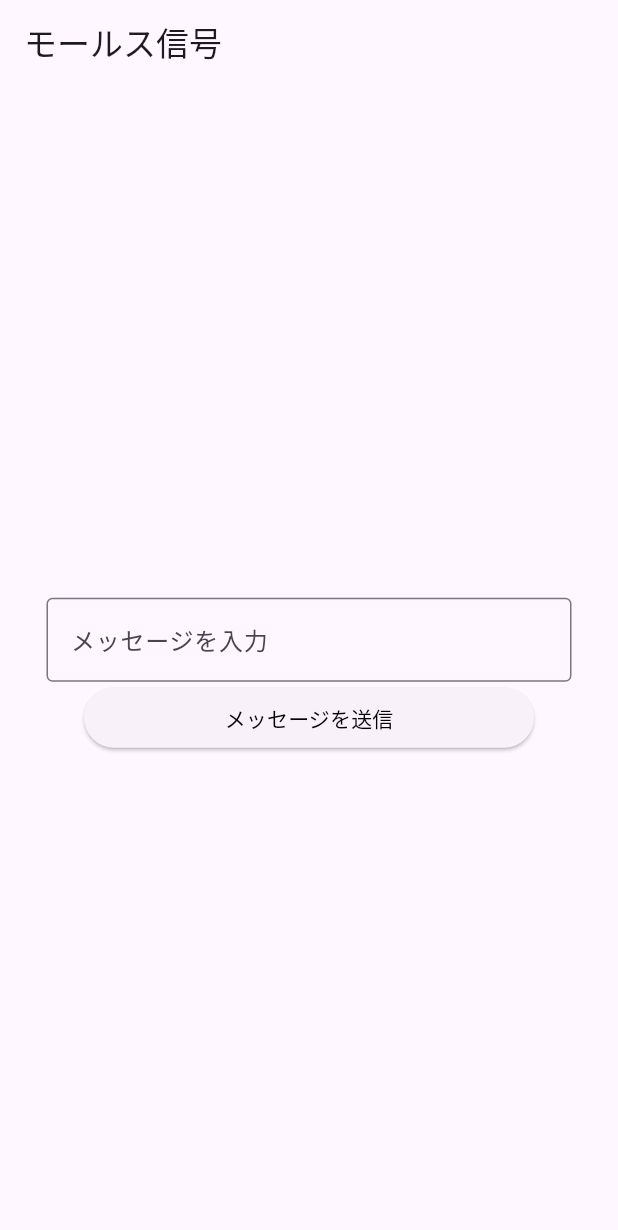
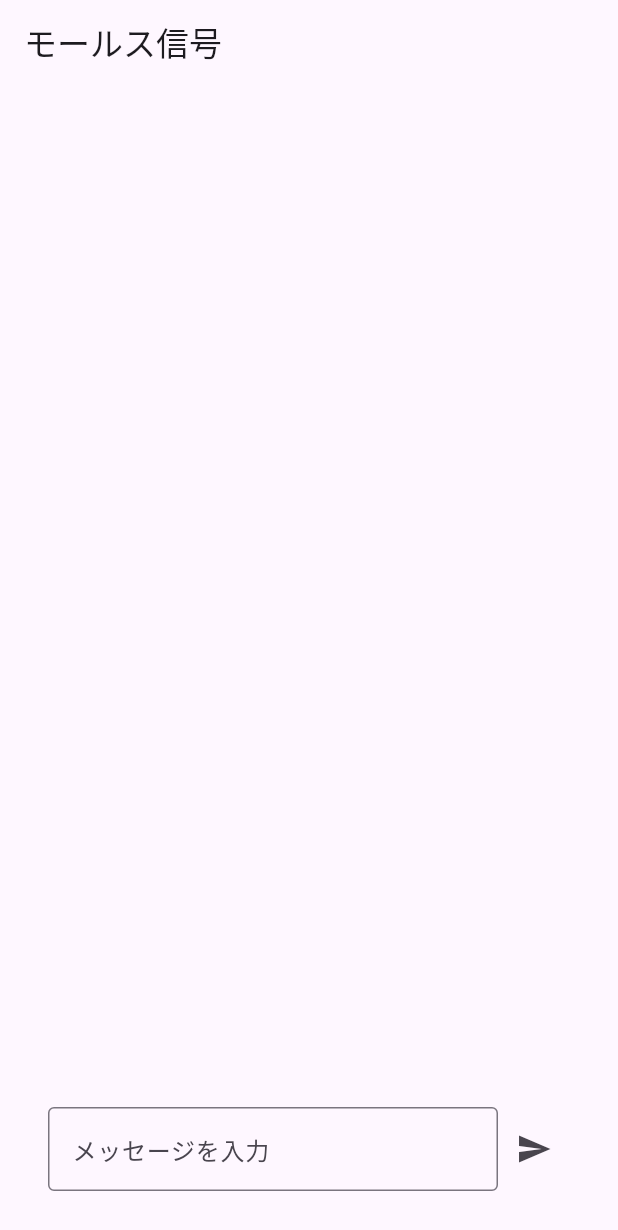
Before and after one commit to SotaUeta/Morsecode, a Flutter app: the screen it shows after launch, on a phone screen of 412 x 824 dp. Shown: the top 1230 px of the screen. Run offline on Flutter 3.47's test engine with Material 3 defaults, Android fonts, the phone set to English and light mode, and no system bars; missing offline and left inert: torch_light.

Commit message:
listviewを追加
あとデータ構造諸々

```diff
--- a/morse/lib/main.dart
+++ b/morse/lib/main.dart
@@ -1,13 +1,19 @@
 import 'package:flutter/material.dart';
 import 'package:torch_light/torch_light.dart';
 
-class Message{
-  String name;
-  String text;
-  //DateTime timestamp;
+class Message {
+  String name = "";
+  String text = "";
+  DateTime time = DateTime(2025);
 
-  Message(this.name, this.text);
+  Message(this.name, this.text, this.time);
 }
+
+/*
+class MessageList{
+  List<Message> _chat = [];
+}
+*/
 
 void main() {
   runApp(const MyApp());
@@ -39,10 +45,11 @@ class ChatPage extends StatefulWidget {
 
 class _ChatPageState extends State<ChatPage> {
 
-  var chat1 = Message("","");
+  final List<Message> chatLog = [];
+
   String result = '';
-  bool _isTorchOn = false;
-
+  //bool _isTorchOn = false;
+/*
   Future<void> _toggleTorch() async {
     if (_isTorchOn) {
       await TorchLight.disableTorch();
@@ -51,6 +58,13 @@ class _ChatPageState extends State<ChatPage> {
     }
     setState(() {
       _isTorchOn = !_isTorchOn;
+    });
+  }
+*/
+
+  void addMessage(String result) {
+    setState(() {
+      chatLog.add(Message('aaa', result, DateTime.now()));
     });
   }
 
@@ -62,15 +76,26 @@ class _ChatPageState extends State<ChatPage> {
       ),
       body: Center(
         child: Column(
+          mainAxisAlignment: MainAxisAlignment.end,
+          children: [
+            Expanded(
+              child:
+              ListView.builder(
+                itemCount: chatLog.length,
+                itemBuilder: (context, index) {
+                  return Column(
+                      children: [Row(children: [Text(chatLog[index].name), Text((chatLog[index].time).toString())],), Text(chatLog[index].text)],
+                    );
+                },
+              ),
+            ),
+            Row(
               mainAxisAlignment: MainAxisAlignment.center,
               children: [
                 SizedBox(
-              width: 350,
-              child: Text(chat1.text)
-            ),
-            SizedBox(
-              width: 350,
+                  width: 300,
                   child: TextField(
+                      maxLines: null,
                       decoration: InputDecoration(
                         hintText: 'メッセージを入力',
                         border: OutlineInputBorder(),
@@ -80,18 +105,18 @@ class _ChatPageState extends State<ChatPage> {
                       },
                   ),
                 ),
-
+                IconButton(
+                  icon: const Icon(Icons.send),
+                  onPressed: () {
+                    setState((){addMessage(result);});
+                    //_toggleTorch();
+                  }
+                )
+              ],
+            ),
             SizedBox(
-              width: 300,
-              child: ElevatedButton(
-                onPressed: () {
-                  setState((){chat1.text=result;
-                  });
-                  _toggleTorch();
-                },
-                child: const Text('メッセージを送信', style: TextStyle(color: Colors.black)),
-              ),
-            ),
+              height: 30,
+            )
           ],
         ),
       ),
```
Lines whose indentation alone changed are shown as unchanged.
